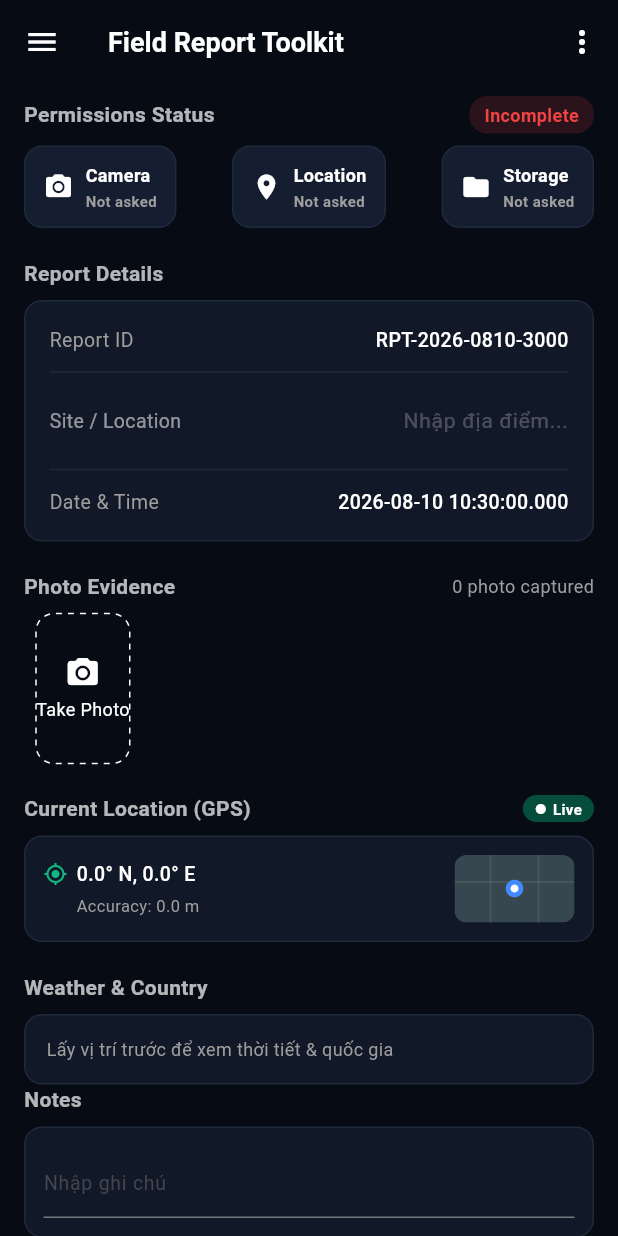
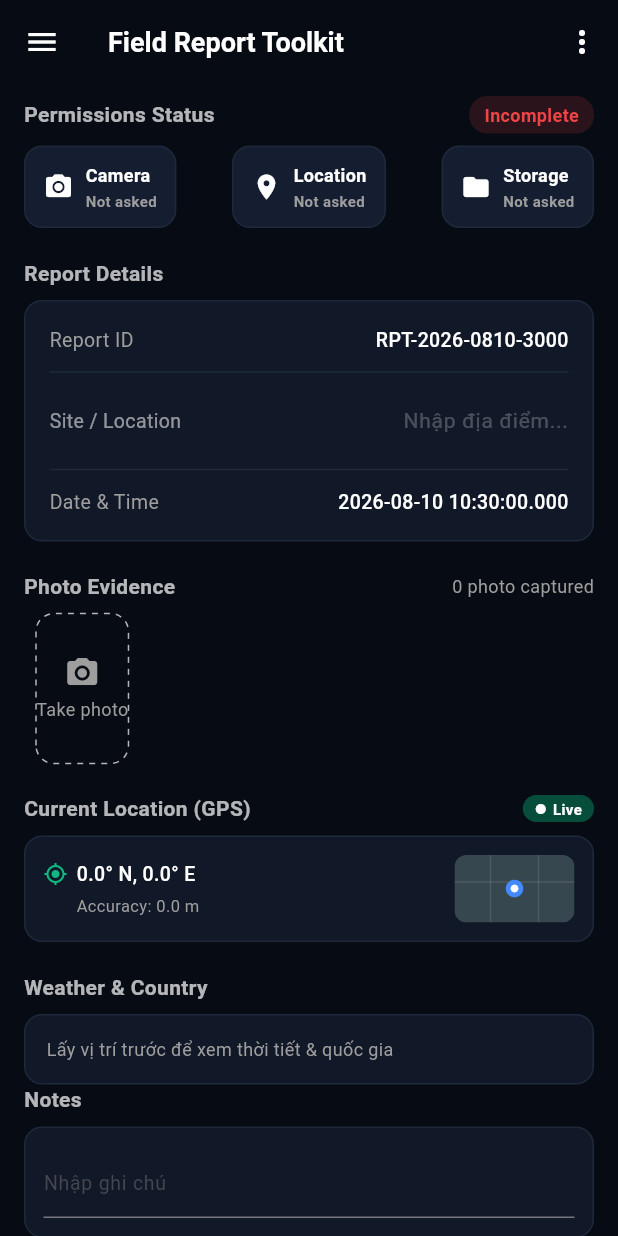
Before and after one commit to Trannganne/flutter_practice_task, a Flutter app: the FieldReportScreen screen opened directly, on a phone screen of 412 x 824 dp. Run offline on Flutter 3.47's test engine with Material 3 defaults, Android fonts, the phone set to English and light mode, and no system bars; our stand-ins replace bloc, bloc_concurrency, cached_network_image, connectivity_plus, csv, device_info_plus and 21 more; missing offline and left inert: dio_smart_retry, workmanager; accounts and stored records are empty.

Commit message:
fix: Điều chỉnh( thêm content, icon)  cho phù hợp tái sử dụng

```diff
--- a/lib/permissions/hard/core/widgets/photo_section.dart
+++ b/lib/permissions/hard/core/widgets/photo_section.dart
@@ -9,6 +9,10 @@ class PhotoSection extends StatelessWidget {
   final int photoCount;
   final VoidCallback onTakePhotoPressed;
   final ValueChanged<String> onRemovePhotoPressed;
+  final String title;
+  final Color colorText;
+  final IconData icon;
+  final String content;
 
   const PhotoSection({
     super.key,
@@ -16,6 +20,10 @@ class PhotoSection extends StatelessWidget {
     required this.photoCount,
     required this.onTakePhotoPressed,
     required this.onRemovePhotoPressed,
+    this.title = 'Photo Evidence',
+    this.colorText = Colors.white70,
+    this.icon = Icons.camera_alt,
+    this.content = 'Take photo',
   });
 
   @override
@@ -26,10 +34,10 @@ class PhotoSection extends StatelessWidget {
         Row(
           mainAxisAlignment: MainAxisAlignment.spaceBetween,
           children: [
-            const Text(
-              'Photo Evidence',
+            Text(
+              title,
               style: TextStyle(
-                color: Colors.white70,
+                color: colorText,
                 fontSize: 14,
                 fontWeight: FontWeight.bold,
               ),
@@ -61,19 +69,19 @@ class PhotoSection extends StatelessWidget {
                   onTap: onTakePhotoPressed,
                   borderRadius: BorderRadius.circular(12),
                   child: DashedContainer(
-                    color: Colors.white,
+                    color: colorText,
                     radius: 12,
                     child: Container(
                       height: 100,
                       alignment: Alignment.center,
-                      child: const Column(
+                      child: Column(
                         mainAxisAlignment: MainAxisAlignment.center,
                         children: [
-                          Icon(Icons.camera_alt, color: Colors.white),
+                          Icon(icon, color: Colors.grey),
                           SizedBox(height: 4),
                           Text(
-                            'Take Photo',
-                            style: TextStyle(color: Colors.white, fontSize: 12),
+                            content,
+                            style: TextStyle(color: Colors.grey, fontSize: 12),
                           ),
                         ],
                       ),
```
